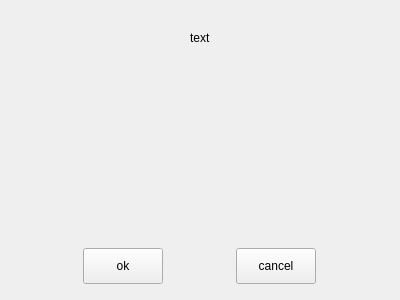
Old version of the form src/ui/common/user-prompt-dialog.ui in the repository openeuler-mirror/ks-ssr.
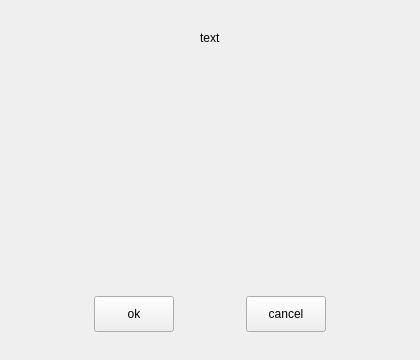
New version of the form.

What changed in the file:
```diff
--- a/src/ui/common/user-prompt-dialog.ui
+++ b/src/ui/common/user-prompt-dialog.ui
@@ -6,8 +6,8 @@
    <rect>
     <x>0</x>
     <y>0</y>
-    <width>400</width>
-    <height>300</height>
+    <width>420</width>
+    <height>360</height>
    </rect>
   </property>
   <property name="windowTitle">
@@ -33,16 +33,16 @@
     <widget class="QWidget" name="m_deleteNotify" native="true">
      <layout class="QVBoxLayout" name="verticalLayout_2">
       <property name="leftMargin">
-       <number>12</number>
+       <number>24</number>
       </property>
       <property name="topMargin">
        <number>24</number>
       </property>
       <property name="rightMargin">
-       <number>12</number>
+       <number>24</number>
       </property>
       <property name="bottomMargin">
-       <number>12</number>
+       <number>24</number>
       </property>
       <item>
        <layout class="QHBoxLayout" name="horizontalLayout_2">
```
